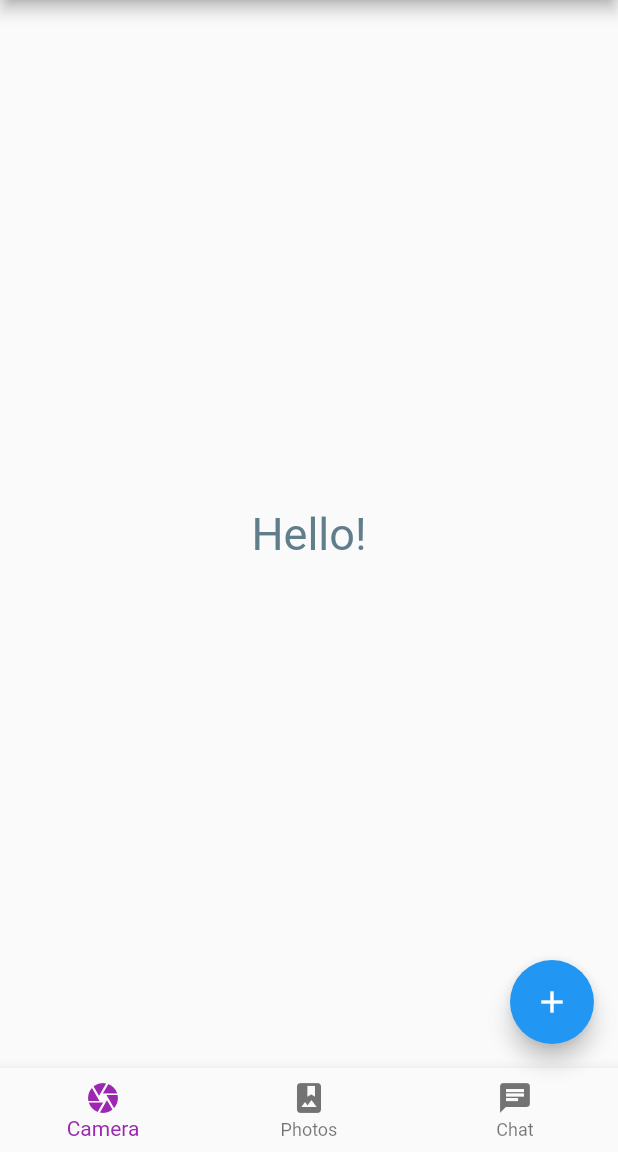
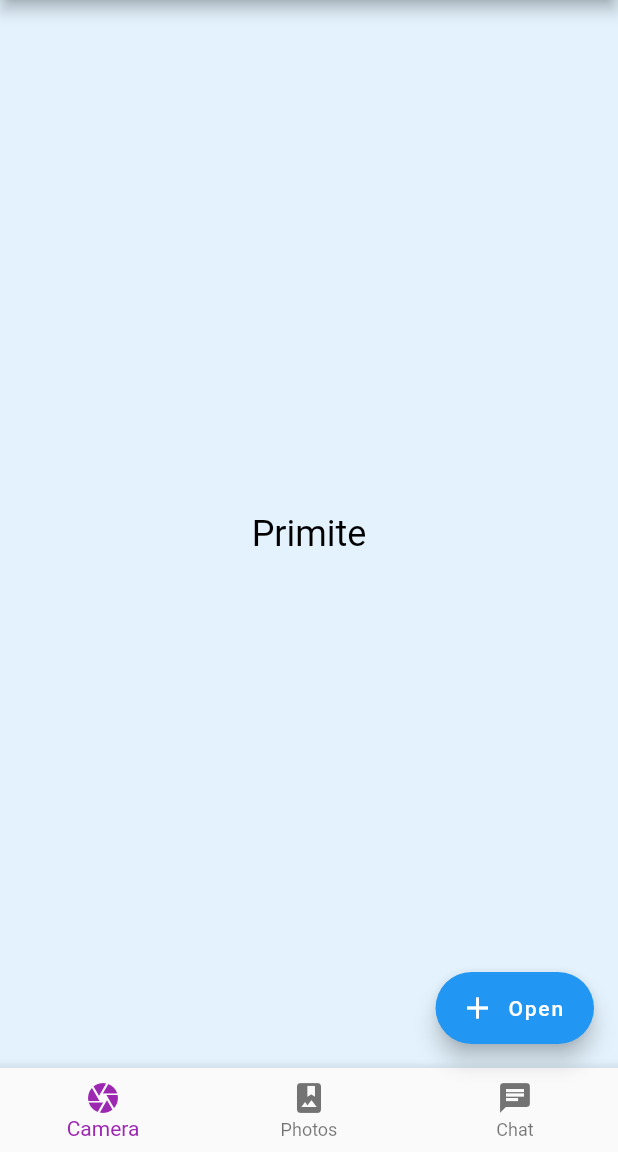
Before and after one commit to BreeZ27/Flutter_hw_5, a Flutter app: the screen it shows after launch, on a phone screen of 412 x 824 dp, the part 84-1236 px from its top. Run offline on Flutter 3.47's test engine with Material 2 defaults, Android fonts, the light colour scheme and no system bars.

Commit message:
Update main.dart

```diff
--- a/flutter_hw_5/lib/main.dart
+++ b/flutter_hw_5/lib/main.dart
@@ -40,29 +40,59 @@ class MyHomePage extends StatefulWidget {
   _MyHomePageState createState() => _MyHomePageState();
 }
 
-class _MyHomePageState extends State<MyHomePage> {
-  int tabIndex = 0;
+class _MyHomePageState extends State<MyHomePage>
+    with SingleTickerProviderStateMixin {
   final GlobalKey<ScaffoldState> scaffoldKey = GlobalKey<ScaffoldState>();
-  // late PersistentBottomSheetController _controller;
 
-  // void toggelBottomSheet() {
-  //   if (_controller == null) {
-  //     _controller =
-  //         scaffoldKey.currentState.showBottomSheet((context) => Container(
-  //               color: Colors.blueGrey,
-  //               child: Text('Goodbye =)'),
-  //             ));
-  //   } else {
-  //     _controller.close();
-  //     _controller = null;
-  //   }
-  // }
+  PersistentBottomSheetController? _controller;
+  late TabController _tabController;
+  int _currentTabIndex = 0;
+
+  @override
+  void initState() {
+    super.initState();
+    _tabController = TabController(length: _tabBar.length, vsync: this);
+    _tabController.addListener(() {
+      print("Listener: ${_tabController.index}");
+      setState(() {
+        _currentTabIndex = _tabController.index;
+      });
+    });
+  }
+
+  void toggelBottomSheet() {
+    if (_controller == null) {
+      _controller =
+          scaffoldKey.currentState?.showBottomSheet((context) => Container(
+              color: Colors.amber,
+              height: 200,
+              child: Align(
+                  alignment: Alignment.topCenter,
+                  child: Container(
+                      margin: EdgeInsets.all(20),
+                      child: Row(children: [
+                        Expanded(
+                          child: Text('Please', style: TextStyle(fontSize: 24)),
+                        ),
+                        Expanded(
+                          child: ElevatedButton(
+                            child: Text('Push me',
+                                style: TextStyle(
+                                    fontSize: 24, color: Colors.black)),
+                            onPressed: () {},
+                          ),
+                        )
+                      ])))));
+    } else {
+      _controller?.close();
+      _controller = null;
+    }
+  }
 
   @override
   Widget build(BuildContext context) {
     return Scaffold(
       key: scaffoldKey,
-
       appBar: AppBar(
         title: Text(widget.title),
         actions: [
@@ -74,7 +104,6 @@ class _MyHomePageState extends State<MyHomePage> {
                   icon: Icon(Icons.person)))
         ],
       ),
-
       drawer: Drawer(
         child: Column(
           mainAxisSize: MainAxisSize.max,
@@ -127,7 +156,6 @@ class _MyHomePageState extends State<MyHomePage> {
           ],
         ),
       ),
-
       endDrawer: Drawer(
         child: Column(
           mainAxisAlignment: MainAxisAlignment.center,
@@ -149,81 +177,52 @@ class _MyHomePageState extends State<MyHomePage> {
           ],
         ),
       ),
-
       body: Center(
-        child: Text(
-          'Hello!',
-          style: TextStyle(fontSize: 30, color: Colors.blueGrey),
-        ),
-      ),
-
-      // body: TabBarView(
-      //   controller: ,
-      //   children: [
-      //     Container(
-      //       color: Colors.black,
-      //       child: Text('Primite'),
-      //     ),
-      //     Container(
-      //       color: Colors.white,
-      //       child: Text('Moyo'),
-      //     ),
-      //     Container(
-      //       color: Colors.blue,
-      //       child: Text('DZ'),
-      //     )
-      //   ],
-      // ),
-
-      floatingActionButton: FloatingActionButton(
-        onPressed: () {
-          // Scaffold.of(context).showBottomSheet((context) => Icon(Icons.add));
-
-          // showModalBottomSheet<void>(
-          //     context: context,
-          //     builder: (BuildContext context) {
-          //       return Container(
-          //         height: 300,
-          //         color: Colors.amber,
-          //       );
-          //     });
-        }, //toggelBottomSheet,
-        child: Icon(Icons.add),
-        // child: Builder(
-        //   builder: (context) {
-        //     Scaffold.of(context).showBottomSheet((context) => Icon(Icons.add));
-        //   },
-        // ),
-      ),
-
+          child: TabBarView(
+        controller: _tabController,
+        children: [
+          Container(
+            color: Colors.blue[50],
+            child: Center(
+                child: Text(
+              'Primite',
+              style: TextStyle(color: Colors.black, fontSize: 24),
+            )),
+          ),
+          Container(
+            color: Colors.white,
+            child: Center(
+                child: Text('Moyo',
+                    style: TextStyle(color: Colors.black, fontSize: 24))),
+          ),
+          Container(
+            color: Colors.amber,
+            child: Center(
+                child: Text('DZ',
+                    style: TextStyle(color: Colors.black, fontSize: 24))),
+          )
+        ],
+      )),
+      floatingActionButton: FloatingActionButton.extended(
+          icon: Icon(Icons.add),
+          label: Text('Open'),
+          onPressed: toggelBottomSheet),
       bottomNavigationBar: BottomAppBar(
         child: Container(
           child: BottomNavigationBar(
-              elevation: 0,
-              // onTap: (),
-              // currentIndex: ,
+              onTap: (index) {
+                setState(() {
+                  _tabController.index = index;
+                  _currentTabIndex = index;
+                });
+              },
+              currentIndex: _currentTabIndex,
               selectedItemColor: Colors.purple,
               items: _tabBar.map((e) {
                 return BottomNavigationBarItem(icon: e.icon, label: e.title);
               }).toList()),
         ),
       ),
-
-      // bottomSheet: BottomSheet(
-      // animationController: bottomController,
-      //   builder: (context) => Container(
-      //     color: Colors.blueGrey,
-      //     height: 250,
-      //     child: Center(
-      //       child: Text(
-      //         'Goodbye =)',
-      //         style: TextStyle(color: Colors.white, fontSize: 24),
-      //       ),
-      //     ),
-      //   ),
-      //   onClosing: () {},
-      //   backgroundColor: Colors.indigo,
-      // ),
     );
   }
 }
```
